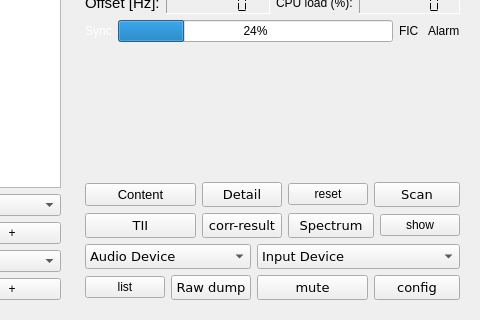
Above: forms/dabradio.ui from JvanKatwijk/qt-dab before the change; both pictures show x 162 to 642 and y 87 to 407 of the 642 by 407 pixel window. Below: the same form after it.
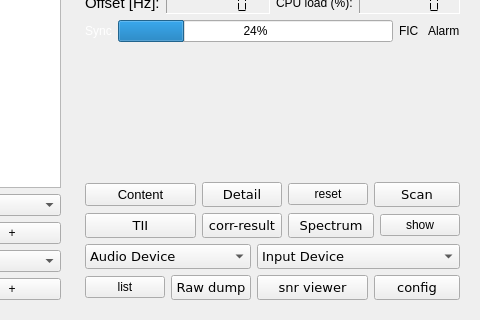
That is the form after the change. Custom widgets are drawn as their Qt base class.

Commit message: integrating snr viewer in qt-dab

What changed in the file:
```diff
--- a/forms/dabradio.ui
+++ b/forms/dabradio.ui
@@ -834,7 +834,7 @@
 If touched for a second time muting will stop.&lt;/p&gt;&lt;/body&gt;&lt;/html&gt;</string>
           </property>
           <property name="text">
-           <string>mute</string>
+           <string>snr viewer</string>
           </property>
          </widget>
         </item>
```
Left out of the diff: 4 changed lines with no effect on the pictures. The commit also changes 12 other files.
